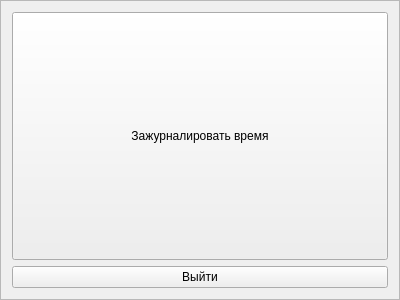
Old version of the form mainwindowandroid.ui in the repository xaionaro/tasks.
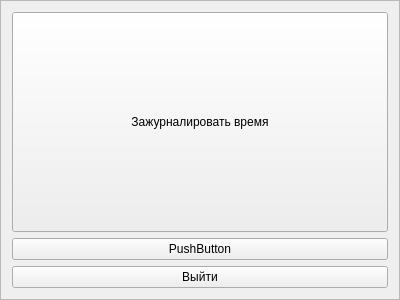
New version of the form.

```diff
--- a/mainwindowandroid.ui
+++ b/mainwindowandroid.ui
@@ -35,6 +35,19 @@
        </property>
       </widget>
      </item>
+     <item>
+      <widget class="QPushButton" name="pushButton">
+       <property name="sizePolicy">
+        <sizepolicy hsizetype="Minimum" vsizetype="Preferred">
+         <horstretch>0</horstretch>
+         <verstretch>0</verstretch>
+        </sizepolicy>
+       </property>
+       <property name="text">
+        <string>PushButton</string>
+       </property>
+      </widget>
+     </item>
      <item>
       <widget class="QPushButton" name="quitButton">
        <property name="text">
```
